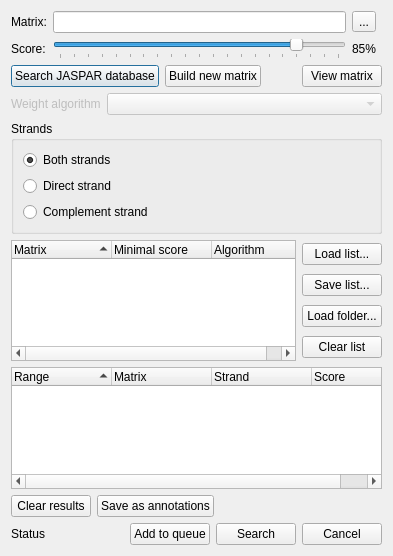
Old version of the form src/plugins/weight_matrix/src/ui/PWMSearchDialog.ui in the repository dualword/ugene-qt4.
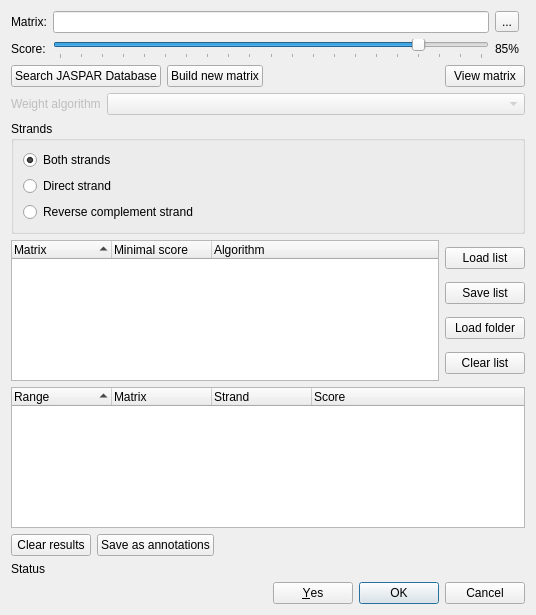
New version of the form.

The edit to the form file:
```diff
--- a/src/plugins/weight_matrix/src/ui/PWMSearchDialog.ui
+++ b/src/plugins/weight_matrix/src/ui/PWMSearchDialog.ui
@@ -6,14 +6,23 @@
    <rect>
     <x>0</x>
     <y>0</y>
-    <width>393</width>
-    <height>556</height>
+    <width>536</width>
+    <height>615</height>
    </rect>
   </property>
+  <property name="minimumSize">
+   <size>
+    <width>536</width>
+    <height>575</height>
+   </size>
+  </property>
   <property name="windowTitle">
    <string>Weight matrix search</string>
   </property>
   <layout class="QVBoxLayout" name="verticalLayout_3">
+   <property name="sizeConstraint">
+    <enum>QLayout::SetMinAndMaxSize</enum>
+   </property>
    <item>
     <layout class="QGridLayout" name="gridLayout">
      <item row="0" column="0">
@@ -86,7 +95,7 @@
      <item>
       <widget class="QPushButton" name="jasparButton">
        <property name="text">
-        <string>Search JASPAR database</string>
+        <string>Search JASPAR Database</string>
        </property>
       </widget>
      </item>
@@ -141,7 +150,9 @@
     </layout>
    </item>
    <item>
-    <layout class="QHBoxLayout" name="horizontalLayout_8" stretch="1,1">
+    <layout class="QHBoxLayout" name="horizontalLayout_8" stretch="0,1">
+     <item>
+      <layout class="QVBoxLayout" name="verticalLayout">
      <item>
       <widget class="QGroupBox" name="bgStrand">
        <property name="sizePolicy">
@@ -192,7 +203,7 @@
            <string>strand_complement_wit</string>
           </property>
           <property name="text">
-           <string>Complement strand</string>
+             <string>Reverse complement strand</string>
           </property>
           <property name="shortcut">
            <string/>
@@ -201,6 +212,8 @@
         </item>
        </layout>
       </widget>
+       </item>
+      </layout>
      </item>
      <item>
       <layout class="QHBoxLayout" name="rangeSelectorLayout"/>
@@ -209,6 +222,9 @@
    </item>
    <item>
     <layout class="QHBoxLayout" name="horizontalLayout_9">
+     <property name="sizeConstraint">
+      <enum>QLayout::SetMinAndMaxSize</enum>
+     </property>
      <item>
       <widget class="QTreeWidget" name="tasksTree">
        <property name="rootIsDecorated">
@@ -239,24 +255,27 @@
      </item>
      <item>
       <layout class="QVBoxLayout" name="verticalLayout_4">
+       <property name="sizeConstraint">
+        <enum>QLayout::SetMinAndMaxSize</enum>
+       </property>
        <item>
         <widget class="QPushButton" name="loadListButton">
          <property name="text">
-          <string>Load list...</string>
+          <string>Load list</string>
          </property>
         </widget>
        </item>
        <item>
         <widget class="QPushButton" name="saveListButton">
          <property name="text">
-          <string>Save list...</string>
+          <string>Save list</string>
          </property>
         </widget>
        </item>
        <item>
         <widget class="QPushButton" name="loadFolderButton">
          <property name="text">
-          <string>Load folder...</string>
+          <string>Load folder</string>
          </property>
         </widget>
        </item>
@@ -344,42 +363,15 @@
        </property>
       </widget>
      </item>
-     <item>
-      <spacer name="horizontalSpacer_4">
-       <property name="orientation">
-        <enum>Qt::Horizontal</enum>
-       </property>
-       <property name="sizeHint" stdset="0">
-        <size>
-         <width>40</width>
-         <height>20</height>
-        </size>
-       </property>
-      </spacer>
-     </item>
-     <item>
-      <widget class="QPushButton" name="queueButton">
-       <property name="text">
-        <string>Add to queue</string>
-       </property>
-      </widget>
-     </item>
-     <item>
-      <widget class="QPushButton" name="pbSearch">
-       <property name="text">
-        <string>Search</string>
-       </property>
-      </widget>
-     </item>
-     <item>
-      <widget class="QPushButton" name="pbClose">
-       <property name="text">
-        <string>Cancel</string>
-       </property>
-      </widget>
-     </item>
     </layout>
    </item>
+   <item>
+    <widget class="QDialogButtonBox" name="buttonBox">
+     <property name="standardButtons">
+      <set>QDialogButtonBox::Cancel|QDialogButtonBox::Ok|QDialogButtonBox::Yes</set>
+     </property>
+    </widget>
+   </item>
   </layout>
  </widget>
  <resources/>
```
Left out of the diff: 6 changed lines with no effect on the pictures. Lines whose indentation alone changed are shown as unchanged.
